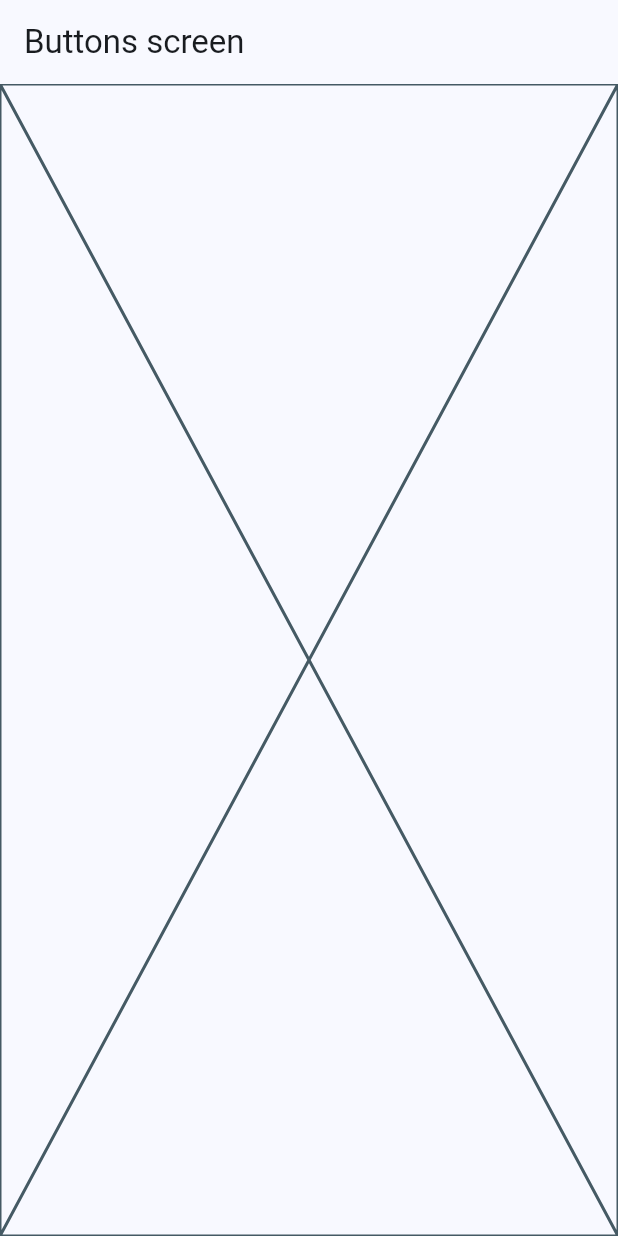
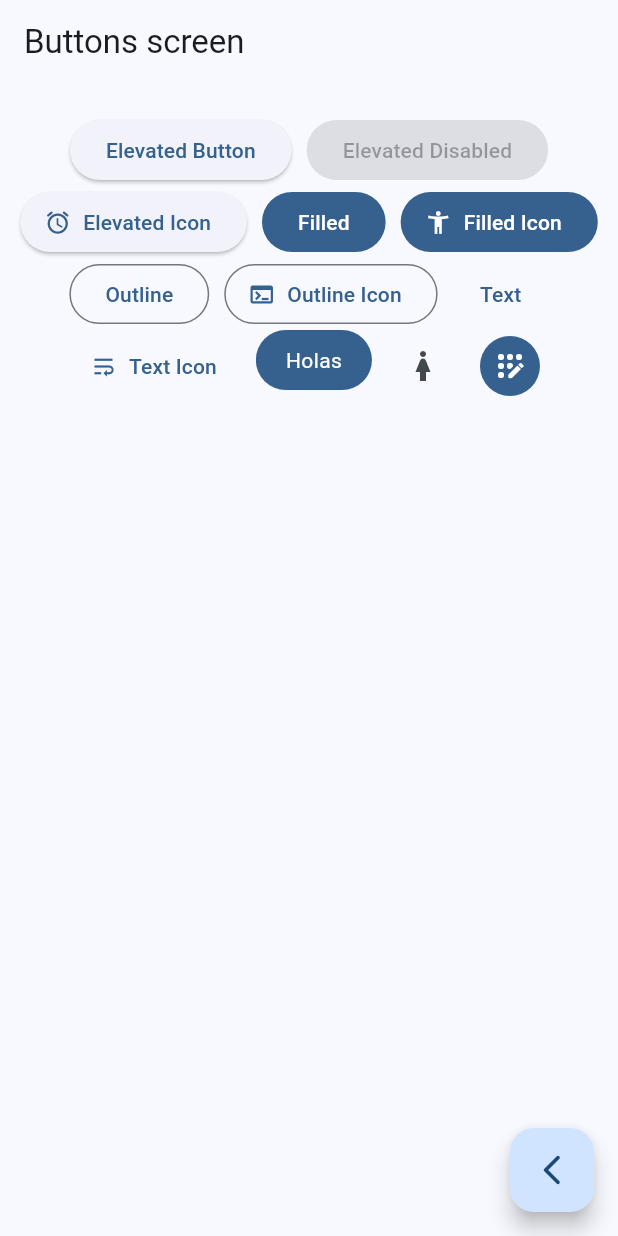
Before and after one commit to brayanramosc/widgets_app, a Flutter app: the ButtonsScreen screen opened by its route, on a phone screen of 412 x 824 dp. Run offline on Flutter 3.47's test engine with Material 3 defaults, Android fonts, the phone set to English and light mode, and no system bars; our stand-ins replace go_router.

Commit message:
feat: finish button screen

```diff
--- a/lib/presentation/screens/buttons/buttons_screen.dart
+++ b/lib/presentation/screens/buttons/buttons_screen.dart
@@ -1,4 +1,5 @@
 import 'package:flutter/material.dart';
+import 'package:go_router/go_router.dart';
 
 class ButtonsScreen extends StatelessWidget {
   static const String name = 'buttons_screen';
@@ -11,7 +12,97 @@ class ButtonsScreen extends StatelessWidget {
       appBar: AppBar(
         title: const Text('Buttons screen'),
       ),
-      body: const Placeholder(),
+      body: const _ButtonsView(),
+      floatingActionButton: FloatingActionButton(
+          child: const Icon(Icons.arrow_back_ios_new_rounded),
+          onPressed: () {
+            context.pop();
+          }),
     );
   }
 }
+
+class _ButtonsView extends StatelessWidget {
+  const _ButtonsView();
+
+  @override
+  Widget build(BuildContext context) {
+    final colors = Theme.of(context).colorScheme;
+
+    return SizedBox(
+      width: double.infinity,
+      child: Padding(
+        padding: const EdgeInsets.symmetric(horizontal: 10, vertical: 20),
+        child: Wrap(
+          spacing: 10,
+          alignment: WrapAlignment.center,
+          children: [
+            ElevatedButton(
+                onPressed: () {}, child: const Text('Elevated Button')),
+            const ElevatedButton(
+                onPressed: null, child: Text('Elevated Disabled')),
+            ElevatedButton.icon(
+              onPressed: () {},
+              icon: const Icon(Icons.access_alarm_rounded),
+              label: const Text('Elevated Icon'),
+            ),
+            FilledButton(onPressed: () {}, child: const Text('Filled')),
+            FilledButton.icon(
+              onPressed: () {},
+              icon: const Icon(Icons.accessibility_new_outlined),
+              label: const Text('Filled Icon'),
+            ),
+            OutlinedButton(onPressed: () {}, child: const Text('Outline')),
+            OutlinedButton.icon(
+              onPressed: () {},
+              icon: const Icon(Icons.terminal),
+              label: const Text('Outline Icon'),
+            ),
+            TextButton(onPressed: () {}, child: const Text('Text')),
+            TextButton.icon(
+              onPressed: () {},
+              icon: const Icon(Icons.wrap_text_sharp),
+              label: const Text('Text Icon'),
+            ),
+            const CustomButton(),
+            IconButton(
+                onPressed: () {}, icon: const Icon(Icons.woman_outlined)),
+            IconButton(
+              onPressed: () {},
+              icon: const Icon(Icons.app_registration_rounded),
+              style: ButtonStyle(
+                  backgroundColor: MaterialStatePropertyAll(colors.primary),
+                  iconColor: const MaterialStatePropertyAll(Colors.white)),
+            ),
+          ],
+        ),
+      ),
+    );
+  }
+}
+
+class CustomButton extends StatelessWidget {
+  const CustomButton({super.key});
+
+  @override
+  Widget build(BuildContext context) {
+    final colors = Theme.of(context).colorScheme;
+
+    return ClipRRect(
+      borderRadius: BorderRadius.circular(20),
+      child: Material(
+        color: colors.primary,
+        child: InkWell(
+          onTap: () {},
+          child: const Padding(
+            padding: EdgeInsets.symmetric(horizontal: 20, vertical: 10),
+            child: Text(
+              'Holas',
+              style: TextStyle(color: Colors.white),
+            ),
+          ),
+        ),
+      ),
+    );
+  }
+}
--- a/lib/presentation/screens/home/home_screen.dart
+++ b/lib/presentation/screens/home/home_screen.dart
@@ -1,7 +1,6 @@
 import 'package:flutter/material.dart';
 import 'package:go_router/go_router.dart';
 import 'package:widgets_app/config/menu/menu_items.dart';
-import 'package:widgets_app/presentation/screens/cards/cards_screen.dart';
 
 class HomeScreen extends StatelessWidget {
   // The static word allow to use the constant without class instance
```
